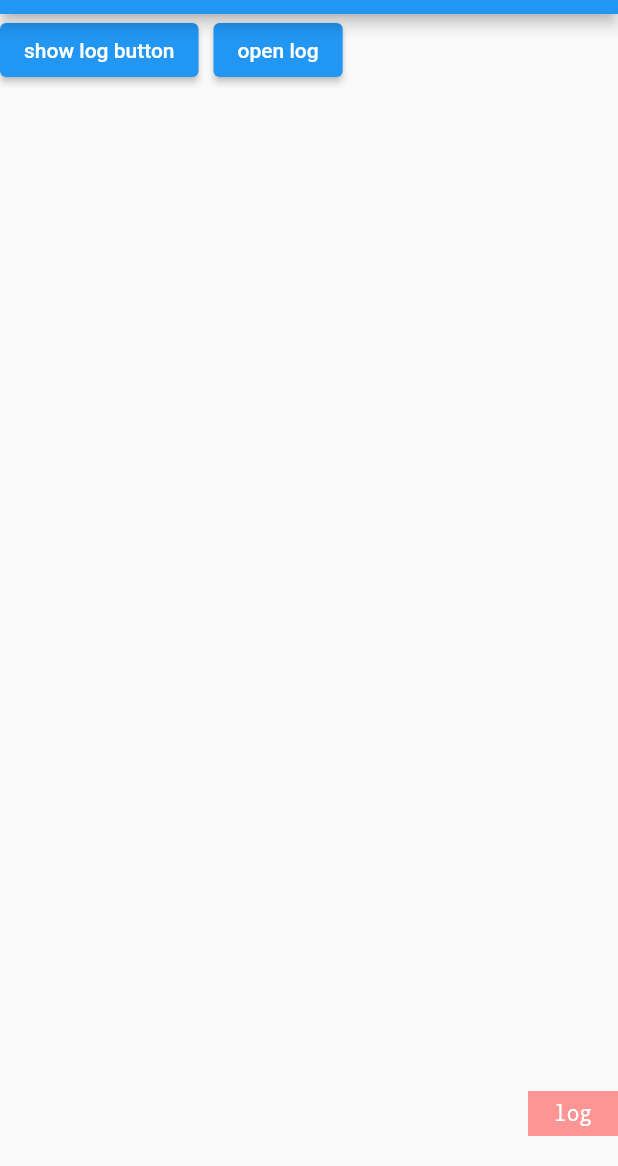
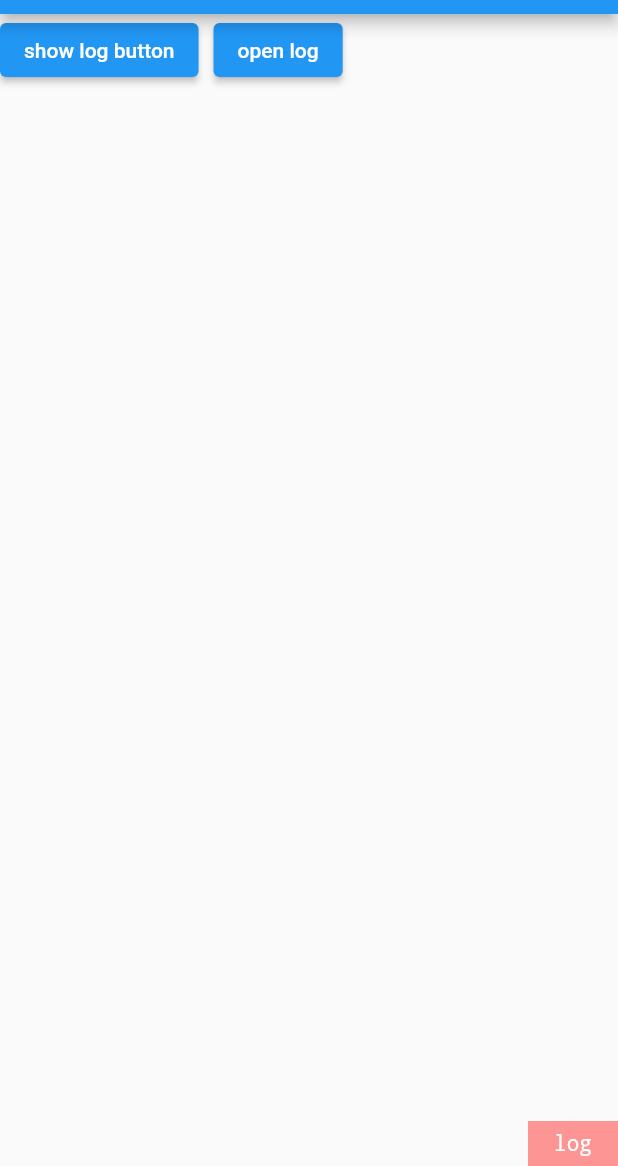
Before and after one commit to zhujiaming/flu_console, a Flutter app: the screen it shows after launch, after a tap on "show log button", on a phone screen of 412 x 824 dp, the part 70-1236 px from its top. Run offline on Flutter 3.47's test engine with Material 2 defaults, Android fonts, the phone set to English and light mode, and no system bars; our stand-ins replace plugin_platform_interface.

Commit message:
Revert "update"
This reverts commit fb8cb75718a7d7b14c25de09a8ec14c21bbca0b2.

```diff
--- a/lib/flu_console.dart
+++ b/lib/flu_console.dart
@@ -55,11 +55,15 @@ class FluConsole {
   static showConsoleButton(BuildContext context) {
     dismissConsoleButton();
 
+    ///widget第一次渲染完成
     // WidgetsBinding.instance.addPostFrameCallback((_) {
     // print("show debug button run");
     itemEntry = OverlayEntry(builder: (BuildContext context) => const OverlayConsoleWidget());
     if (itemEntry != null) {
-      Overlay.of(context).insert(itemEntry!);
+      // print("insert debug button run");
+
+      ///显示悬浮menu
+      Overlay.of(context)?.insert(itemEntry!);
     }
     // });
   }
@@ -91,7 +95,7 @@ class FluConsole {
         ),
       );
     });
-    Overlay.of(context).insert(overlayEntry);
+    Overlay.of(context)?.insert(overlayEntry);
     Future.delayed(duration).then((value) {
       overlayEntry.remove();
     });
--- a/lib/src/overlay_console_widget.dart
+++ b/lib/src/overlay_console_widget.dart
@@ -43,7 +43,7 @@ class OverlayConsoleWidgetState extends State<OverlayConsoleWidget> {
     // screenHeight = MediaQuery.of(context).size.height;
 
     left = screenWidth - btnWidth;
-    top = screenHeight - btnHeight - 20;
+    top = screenHeight - btnHeight;
   }
 
   @override
@@ -52,7 +52,7 @@ class OverlayConsoleWidgetState extends State<OverlayConsoleWidget> {
       screenWidth = MediaQuery.of(context).size.width;
       screenHeight = MediaQuery.of(context).size.height;
       left = screenWidth - btnWidth;
-      top = screenHeight - btnHeight - 20;
+      top = screenHeight - btnHeight;
     }
 
     Widget w;
--- a/pubspec.yaml
+++ b/pubspec.yaml
@@ -1,5 +1,5 @@
 name: flu_console
-description: It can print the logs generated by the flutter application to the mobile phone screen in real time, without the development tools, to better help analyze the logs.
+description: display the flutter print log on the app
 version: 1.0.0
 homepage: https://github.com/zhujiaming/flu_console
 
@@ -10,7 +10,7 @@ environment:
 dependencies:
   flutter:
     sdk: flutter
-#  logger: ^1.1.0
+  logger: ^1.1.0
   plugin_platform_interface: ^2.0.2
 
 dev_dependencies:
```
Also changed, not shown: example/pubspec.lock, 1 other file.
